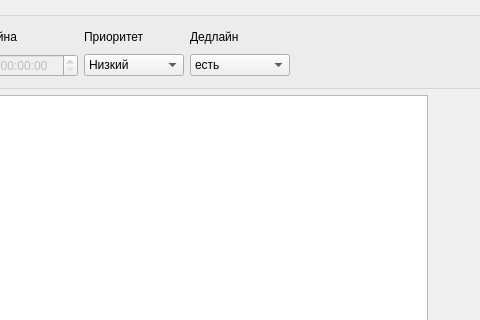
Old version of the form TextField/note.ui in the repository trpo2021/cw-iv-021_todo-list; both pictures show x 539 to 1019 and y 0 to 320 of the 1295 by 913 pixel window.
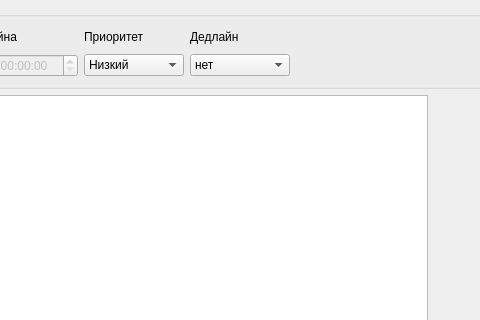
New version of the form.

Commit message: Fix bug with deadline

```diff
--- a/TextField/note.ui
+++ b/TextField/note.ui
@@ -89,7 +89,7 @@
            </size>
           </property>
           <property name="currentIndex">
-           <number>1</number>
+           <number>0</number>
           </property>
           <item>
            <property name="text">
```
The commit also changes 1 other file.
